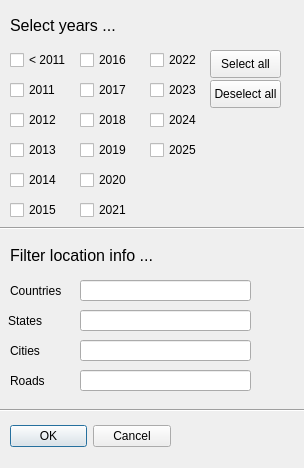
Qt form plugins/picture_select/picture_select_dlg.ui (bvermeulen/QGIS) before a commit.
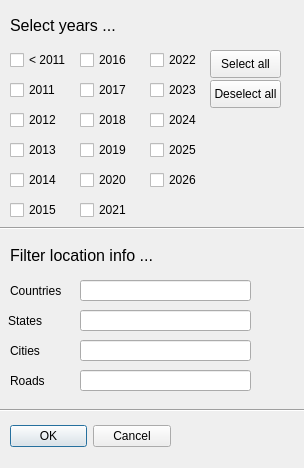
The same form after that commit.

Commit message: refactor: make the correct transformations  both in geographic and mercator projections

Patch:
```diff
--- a/plugins/picture_select/picture_select_dlg.ui
+++ b/plugins/picture_select/picture_select_dlg.ui
@@ -237,6 +237,19 @@
     <string>2025</string>
    </property>
   </widget>
+ <widget class="QCheckBox" name="cb_2026">
+   <property name="geometry">
+    <rect>
+     <x>150</x>
+     <y>170</y>
+     <width>71</width>
+     <height>20</height>
+    </rect>
+   </property>
+   <property name="text">
+    <string>2026</string>
+   </property>
+  </widget>
   <widget class="QLabel" name="label_select_years">
    <property name="geometry">
     <rect>
```
Left out of the diff: 2 changed lines with no effect on the pictures. The commit also changes 2 other files.
